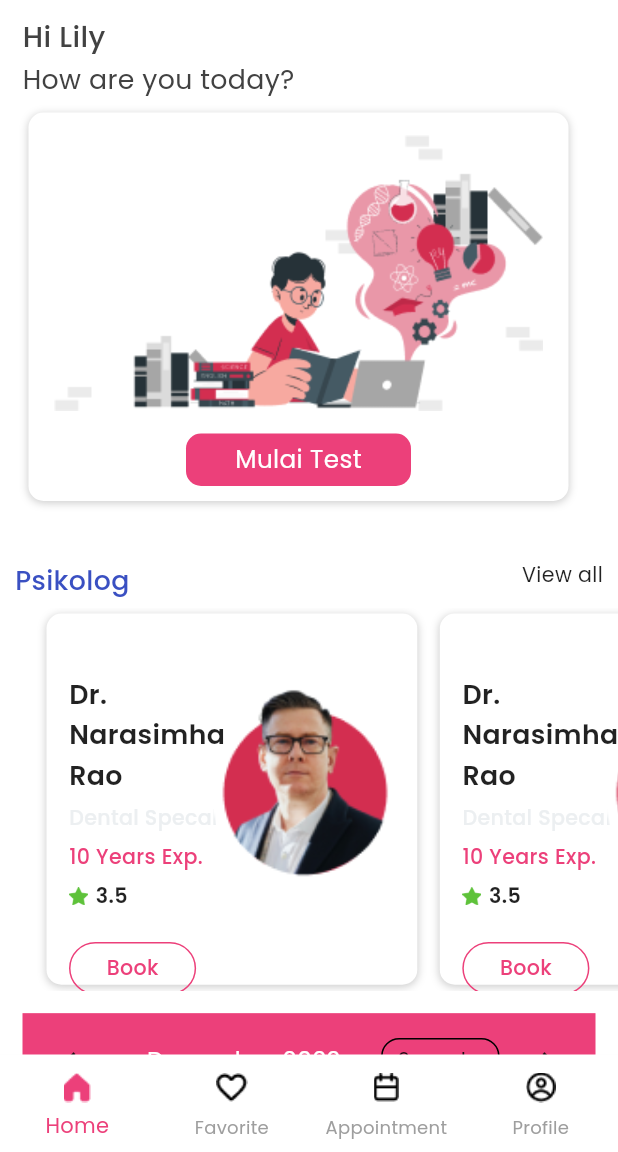
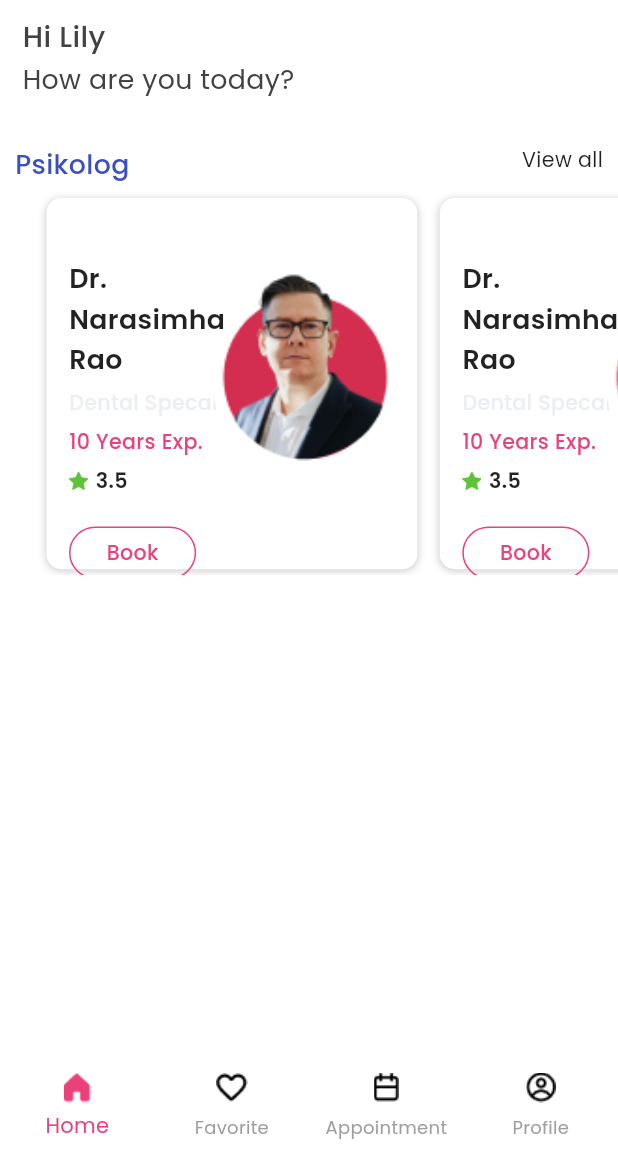
Before and after one commit to fariezky/konsel.id-mobile, a Flutter app: the screen it shows after launch, on a phone screen of 412 x 824 dp, the part 84-1236 px from its top. Run offline on Flutter 3.47's test engine with Material 2 defaults, Android fonts, the phone set to English and light mode, and no system bars; drawn by our look-alikes of table_calendar; our stand-ins replace animated_splash_screen, argon_buttons_flutter, firebase_core, firebase_dynamic_links, firebase_messaging, firebase_storage and 11 more; missing offline and left inert: favorite_button, google_maps_place_picker_mb; accounts and stored records are empty.

Commit message:
next lagi

```diff
--- a/lib/views/appointment/my_appoinment.dart
+++ b/lib/views/appointment/my_appoinment.dart
@@ -2,6 +2,7 @@ import 'package:base_project_flutter/constants/constants.dart';
 import 'package:base_project_flutter/responsive.dart';
 import 'package:base_project_flutter/views/appointment/components/appointment.dart';
 import 'package:base_project_flutter/views/appointment/components/videoConsult.dart';
+import 'package:base_project_flutter/views/calendar/calendar_widget.dart';
 import 'package:flutter/material.dart';
 import 'package:sizer/sizer.dart';
 
@@ -34,6 +35,21 @@ class _AppointmentScreenState extends State<AppointmentScreen> {
         actions: [
         ],
       ),
+      body: SafeArea(
+        child: SingleChildScrollView(
+          child: Column(
+            crossAxisAlignment: CrossAxisAlignment.center,
+            children: [
+              CalendarWidget(),
+            ],
+          ),
+        ),
+      ),
+    );
+  }
+}
+
+
 // body: DefaultTabController(
 //     length: 2,
 //     child: Column(
@@ -69,6 +85,3 @@ class _AppointmentScreenState extends State<AppointmentScreen> {
 //         ))
 //       ],
 //     )),
-    );
-  }
-}
--- a/lib/views/homePage/homePage.dart
+++ b/lib/views/homePage/homePage.dart
@@ -95,62 +95,62 @@ class HomePage extends StatelessWidget {
                         color: Colors.grey[800]),
                   ),
                 ),
-                Container(
-                  padding: EdgeInsets.symmetric(horizontal: 0, vertical: 5),
-                  child: Card(
-                    elevation: 0,
-                    shape: RoundedRectangleBorder(
-                        borderRadius: BorderRadius.circular(20)),
-                    child: Container(
-                      margin: EdgeInsets.only(left: 15),
-                      decoration: BoxDecoration(
-                        boxShadow: [tCardBoxShadow],
-                        color: tWhite,
-                        borderRadius: BorderRadius.circular(10),
-                      ),
-                      width: 360,
-                      child: Column(
-                        // crossAxisAlignment: CrossAxisAlignment.start,
-                        // mainAxisAlignment: MainAxisAlignment.start,
-                        children: [
-                          /// BANNER IMAGE //////////////////////////
-                          Padding(
-                            padding: const EdgeInsets.symmetric(
-                                vertical: 15, horizontal: 15),
-                            child: Column(
-                              crossAxisAlignment: CrossAxisAlignment.start,
-                              children: [
-                                Image.asset(Images.BANNER2),
-                              ],
-                            ),
-                          ),
-                          Column(
-                            children: [
-                              Container(
-                                margin: EdgeInsets.only(bottom: 10),
-                                  alignment: Alignment.center,
-                                  width:isTab(context)?30 : 150,
-                                  height:isTab(context)?40 : 35,
-                                  decoration: BoxDecoration(
-                                      color: tPrimaryColor,
-                                      borderRadius:
-                                      BorderRadius.circular(10)),
-                                  child: Text(
-                                    "Mulai Test",
-                                    style: TextStyle(color: tWhite,fontSize:  12.sp),
-                                  )
-                              ),
-                            ],
-                          )
-
-                          // SizedBox(
-                          //   height: 3.2.h,
-                          // )
-                        ],
-                      ),
-                    ),
-                  ),
-                ),
+                // Container(
+                //   padding: EdgeInsets.symmetric(horizontal: 0, vertical: 5),
+                //   child: Card(
+                //     elevation: 0,
+                //     shape: RoundedRectangleBorder(
+                //         borderRadius: BorderRadius.circular(20)),
+                //     child: Container(
+                //       margin: EdgeInsets.only(left: 15),
+                //       decoration: BoxDecoration(
+                //         boxShadow: [tCardBoxShadow],
+                //         color: tWhite,
+                //         borderRadius: BorderRadius.circular(10),
+                //       ),
+                //       width: 360,
+                //       child: Column(
+                //         // crossAxisAlignment: CrossAxisAlignment.start,
+                //         // mainAxisAlignment: MainAxisAlignment.start,
+                //         children: [
+                //           /// BANNER IMAGE //////////////////////////
+                //           Padding(
+                //             padding: const EdgeInsets.symmetric(
+                //                 vertical: 15, horizontal: 15),
+                //             child: Column(
+                //               crossAxisAlignment: CrossAxisAlignment.start,
+                //               children: [
+                //                 Image.asset(Images.BANNER2),
+                //               ],
+                //             ),
+                //           ),
+                //           Column(
+                //             children: [
+                //               Container(
+                //                 margin: EdgeInsets.only(bottom: 10),
+                //                   alignment: Alignment.center,
+                //                   width:isTab(context)?30 : 150,
+                //                   height:isTab(context)?40 : 35,
+                //                   decoration: BoxDecoration(
+                //                       color: tPrimaryColor,
+                //                       borderRadius:
+                //                       BorderRadius.circular(10)),
+                //                   child: Text(
+                //                     "Mulai Test",
+                //                     style: TextStyle(color: tWhite,fontSize:  12.sp),
+                //                   )
+                //               ),
+                //             ],
+                //           )
+                //
+                //           // SizedBox(
+                //           //   height: 3.2.h,
+                //           // )
+                //         ],
+                //       ),
+                //     ),
+                //   ),
+                // ),
                 SizedBox(
                   height: 5,
                 ),
@@ -175,13 +175,14 @@ class HomePage extends StatelessWidget {
                   ),
                 ),
                 TopPsikolog(),
-                CalendarWidget(),
+                // CalendarWidget(),
                 SizedBox(
                   height: 100,
                 ),
               ],
             ),
           ),
-        ));
+        )
+    );
   }
 }
```
Lines whose indentation alone changed are shown as unchanged.
